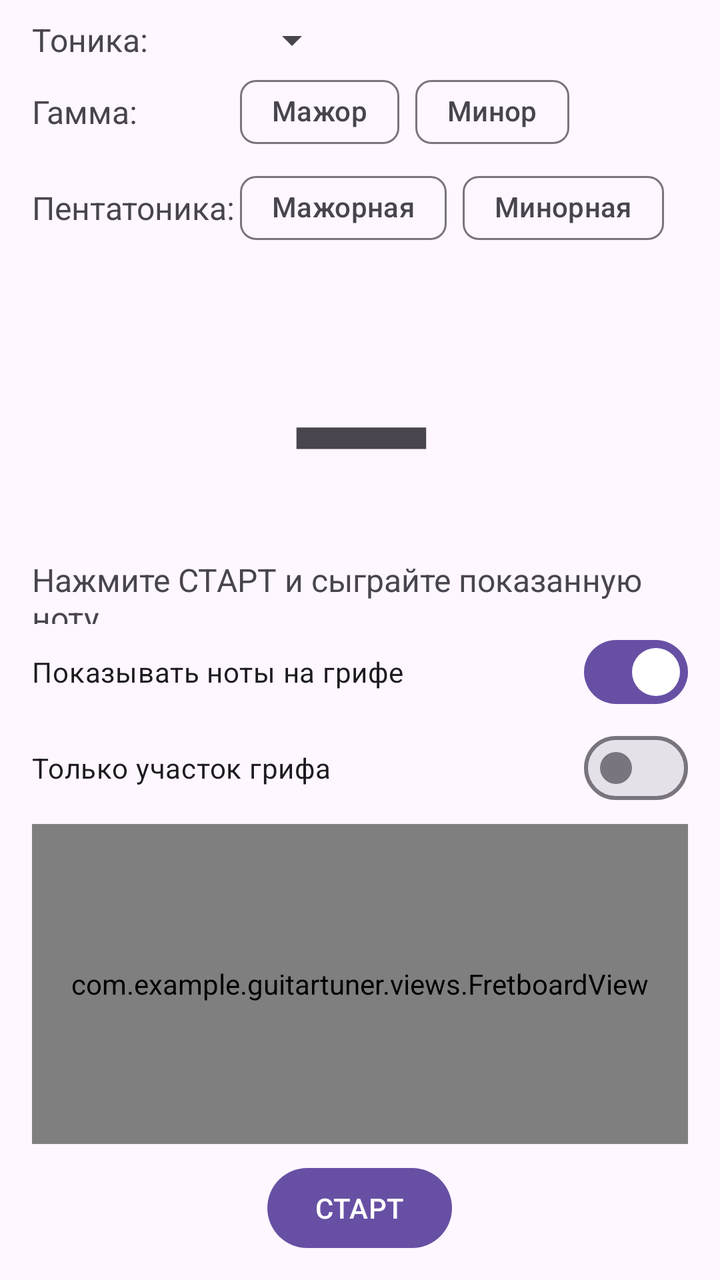
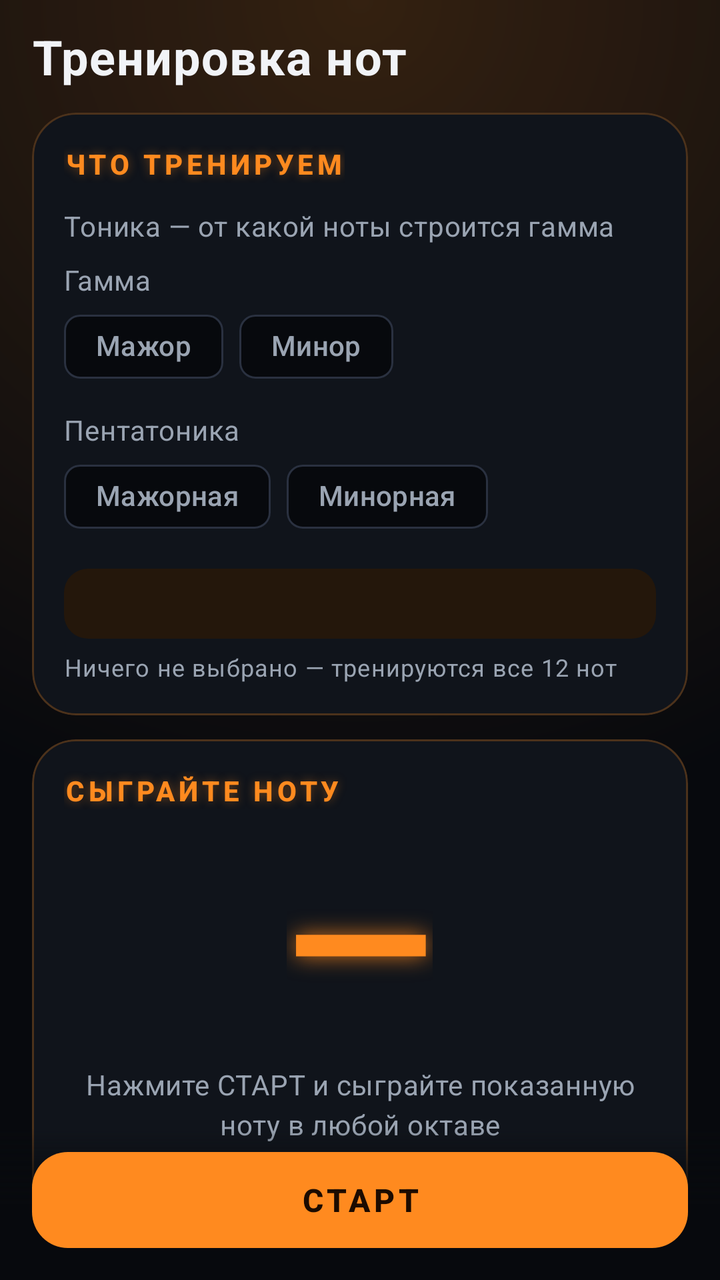

Before-and-after screenshots of an Android layout around one commit, followed by the original layout XML and the change that was made.
<!-- AndroidManifest.xml: application theme Theme.GuitarTuner -->
<!-- res/layout/fragment_note_trainer.xml -->
<?xml version="1.0" encoding="utf-8"?>
<FrameLayout
    xmlns:android="http://schemas.android.com/apk/res/android"
    xmlns:app="http://schemas.android.com/apk/res-auto"
    android:layout_width="match_parent"
    android:layout_height="match_parent">

    <LinearLayout
        android:layout_width="match_parent"
        android:layout_height="match_parent"
        android:orientation="vertical"
        android:paddingStart="16dp"
        android:paddingTop="8dp"
        android:paddingEnd="16dp"
        android:paddingBottom="12dp">

        
        <LinearLayout
            android:layout_width="match_parent"
            android:layout_height="wrap_content"
            android:gravity="center_vertical"
            android:orientation="horizontal">

            <TextView
                android:layout_width="wrap_content"
                android:layout_height="wrap_content"
                android:text="Тоника:"
                android:textSize="16sp"/>

            <Spinner
                android:id="@+id/spinnerRoot"
                android:layout_width="wrap_content"
                android:layout_height="wrap_content"
                android:minWidth="96dp"/>
        </LinearLayout>

        
        <LinearLayout
            android:layout_width="match_parent"
            android:layout_height="wrap_content"
            android:gravity="center_vertical"
            android:orientation="horizontal">

            <TextView
                android:layout_width="104dp"
                android:layout_height="wrap_content"
                android:text="Гамма:"
                android:textSize="16sp"/>

            <com.google.android.material.chip.ChipGroup
                android:id="@+id/chipGroupScale"
                android:layout_width="wrap_content"
                android:layout_height="wrap_content"
                app:singleSelection="true">

                <com.google.android.material.chip.Chip
                    android:id="@+id/chipMajor"
                    style="@style/Widget.Material3.Chip.Filter"
                    android:layout_width="wrap_content"
                    android:layout_height="wrap_content"
                    android:text="Мажор"/>

                <com.google.android.material.chip.Chip
                    android:id="@+id/chipMinor"
                    style="@style/Widget.Material3.Chip.Filter"
                    android:layout_width="wrap_content"
                    android:layout_height="wrap_content"
                    android:text="Минор"/>
            </com.google.android.material.chip.ChipGroup>
        </LinearLayout>

        
        <LinearLayout
            android:layout_width="match_parent"
            android:layout_height="wrap_content"
            android:gravity="center_vertical"
            android:orientation="horizontal">

            <TextView
                android:layout_width="104dp"
                android:layout_height="wrap_content"
                android:text="Пентатоника:"
                android:textSize="16sp"/>

            <com.google.android.material.chip.ChipGroup
                android:id="@+id/chipGroupPentatonic"
                android:layout_width="wrap_content"
                android:layout_height="wrap_content"
                app:singleSelection="true">

                <com.google.android.material.chip.Chip
                    android:id="@+id/chipPentaMajor"
                    style="@style/Widget.Material3.Chip.Filter"
                    android:layout_width="wrap_content"
                    android:layout_height="wrap_content"
                    android:text="Мажорная"/>

                <com.google.android.material.chip.Chip
                    android:id="@+id/chipPentaMinor"
                    style="@style/Widget.Material3.Chip.Filter"
                    android:layout_width="wrap_content"
                    android:layout_height="wrap_content"
                    android:text="Минорная"/>
            </com.google.android.material.chip.ChipGroup>
        </LinearLayout>

        <TextView
            android:id="@+id/textScaleNotes"
            android:layout_width="match_parent"
            android:layout_height="wrap_content"
            android:paddingTop="4dp"
            android:textSize="14sp"/>

        
        <LinearLayout
            android:layout_width="match_parent"
            android:layout_height="0dp"
            android:layout_weight="1"
            android:gravity="center"
            android:minHeight="120dp"
            android:orientation="vertical">

            <TextView
                android:id="@+id/textTargetNote"
                android:layout_width="wrap_content"
                android:layout_height="wrap_content"
                android:text="—"
                android:textSize="96sp"
                android:textStyle="bold"/>

            <TextView
                android:id="@+id/textHeard"
                android:layout_width="wrap_content"
                android:layout_height="wrap_content"
                android:text="Нажмите СТАРТ и сыграйте показанную ноту"
                android:textSize="16sp"/>

            <TextView
                android:id="@+id/textScore"
                android:layout_width="wrap_content"
                android:layout_height="wrap_content"
                android:paddingTop="4dp"
                android:text="Верно: 0"
                android:textSize="16sp"/>
        </LinearLayout>

        <com.google.android.material.materialswitch.MaterialSwitch
            android:id="@+id/switchShowNotes"
            android:layout_width="match_parent"
            android:layout_height="wrap_content"
            android:checked="true"
            android:text="Показывать ноты на грифе"/>

        <com.google.android.material.materialswitch.MaterialSwitch
            android:id="@+id/switchRegion"
            android:layout_width="match_parent"
            android:layout_height="wrap_content"
            android:text="Только участок грифа"/>

        <TextView
            android:id="@+id/textRegionHint"
            android:layout_width="match_parent"
            android:layout_height="wrap_content"
            android:textSize="13sp"
            android:visibility="gone"/>

        <com.example.guitartuner.views.FretboardView
            android:id="@+id/fretboardView"
            android:layout_width="match_parent"
            android:layout_height="160dp"
            android:layout_marginTop="4dp"/>

        <Button
            android:id="@+id/btnStartTrainer"
            android:layout_width="wrap_content"
            android:layout_height="wrap_content"
            android:layout_gravity="center"
            android:layout_marginTop="8dp"
            android:text="СТАРТ"/>
    </LinearLayout>

    
    <View
        android:id="@+id/flashOverlay"
        android:layout_width="match_parent"
        android:layout_height="match_parent"
        android:alpha="0"
        android:background="#4CAF50"
        android:clickable="false"
        android:focusable="false"
        android:importantForAccessibility="no"/>

</FrameLayout>
<!-- resources referenced by this layout -->
<resources>
  <style name="Base.Theme.GuitarTuner" parent="Theme.Material3.DayNight.NoActionBar">
          
          
      </style>
  <!-- unchanged entries left out for length: 1 -->
</resources>

<!-- the commit's change to res/layout/fragment_note_trainer.xml (unified diff, before → after) -->
@@ -5,179 +5,289 @@
     android:layout_width="match_parent"
     android:layout_height="match_parent">
 
-    <LinearLayout
+    <androidx.core.widget.NestedScrollView
         android:layout_width="match_parent"
         android:layout_height="match_parent"
-        android:orientation="vertical"
+        android:clipToPadding="false"
+        android:paddingBottom="88dp">
+
+        <LinearLayout
+            android:id="@+id/trainerContent"
+            android:layout_width="match_parent"
+            android:layout_height="wrap_content"
+            android:orientation="vertical"
+            android:paddingStart="16dp"
+            android:paddingTop="12dp"
+            android:paddingEnd="16dp">
+
+            <TextView
+                android:layout_width="match_parent"
+                android:layout_height="wrap_content"
+                android:paddingBottom="12dp"
+                android:text="Тренировка нот"
+                android:textAppearance="@style/TextAppearance.GuitarTuner.ScreenTitle"/>
+
+            
+            <com.google.android.material.card.MaterialCardView
+                style="@style/Widget.GuitarTuner.Card"
+                android:layout_width="match_parent"
+                android:layout_height="wrap_content">
+
+                <LinearLayout
+                    android:layout_width="match_parent"
+                    android:layout_height="wrap_content"
+                    android:orientation="vertical">
+
+                    <TextView
+                        android:layout_width="wrap_content"
+                        android:layout_height="wrap_content"
+                        android:text="Что тренируем"
+                        android:textAppearance="@style/TextAppearance.GuitarTuner.CardTitle"/>
+
+                    <TextView
+                        android:layout_width="wrap_content"
+                        android:layout_height="wrap_content"
+                        android:paddingTop="12dp"
+                        android:text="Тоника — от какой ноты строится гамма"
+                        android:textAppearance="@style/TextAppearance.GuitarTuner.Label"/>
+
+                    <HorizontalScrollView
+                        android:layout_width="match_parent"
+                        android:layout_height="wrap_content"
+                        android:scrollbars="none">
+
+                        <com.google.android.material.chip.ChipGroup
+                            android:id="@+id/chipGroupRoot"
+                            android:layout_width="wrap_content"
+                            android:layout_height="wrap_content"
+                            app:selectionRequired="true"
+                            app:singleLine="true"
+                            app:singleSelection="true"/>
+                    </HorizontalScrollView>
+
+                    <TextView
+                        android:layout_width="wrap_content"
+                        android:layout_height="wrap_content"
+                        android:paddingTop="8dp"
+                        android:text="Гамма"
+                        android:textAppearance="@style/TextAppearance.GuitarTuner.Label"/>
+
+                    <com.google.android.material.chip.ChipGroup
+                        android:id="@+id/chipGroupScale"
+                        android:layout_width="wrap_content"
+                        android:layout_height="wrap_content"
+                        app:singleSelection="true">
+
+                        <com.google.android.material.chip.Chip
+                            android:id="@+id/chipMajor"
+                            style="@style/Widget.Material3.Chip.Filter"
+                            android:layout_width="wrap_content"
+                            android:layout_height="wrap_content"
+                            android:text="Мажор"/>
+
+                        <com.google.android.material.chip.Chip
+                            android:id="@+id/chipMinor"
+                            style="@style/Widget.Material3.Chip.Filter"
+                            android:layout_width="wrap_content"
+                            android:layout_height="wrap_content"
+                            android:text="Минор"/>
+                    </com.google.android.material.chip.ChipGroup>
+
+                    <TextView
+                        android:layout_width="wrap_content"
+                        android:layout_height="wrap_content"
+                        android:paddingTop="8dp"
+                        android:text="Пентатоника"
+                        android:textAppearance="@style/TextAppearance.GuitarTuner.Label"/>
+
+                    <com.google.android.material.chip.ChipGroup
+                        android:id="@+id/chipGroupPentatonic"
+                        android:layout_width="wrap_content"
+                        android:layout_height="wrap_content"
+                        app:singleSelection="true">
+
+                        <com.google.android.material.chip.Chip
+                            android:id="@+id/chipPentaMajor"
+                            style="@style/Widget.Material3.Chip.Filter"
+                            android:layout_width="wrap_content"
+                            android:layout_height="wrap_content"
+                            android:text="Мажорная"/>
+
+                        <com.google.android.material.chip.Chip
+                            android:id="@+id/chipPentaMinor"
+                            style="@style/Widget.Material3.Chip.Filter"
+                            android:layout_width="wrap_content"
+                            android:layout_height="wrap_content"
+                            android:text="Минорная"/>
+                    </com.google.android.material.chip.ChipGroup>
+
+                    
+                    <TextView
+                        android:id="@+id/textScaleNotes"
+                        android:layout_width="match_parent"
+                        android:layout_height="wrap_content"
+                        android:layout_marginTop="12dp"
+                        android:background="@drawable/bg_info_pill"
+                        android:paddingStart="12dp"
+                        android:paddingTop="8dp"
+                        android:paddingEnd="12dp"
+                        android:paddingBottom="8dp"
+                        android:textAppearance="?attr/textAppearanceBodyMedium"
+                        android:textColor="?attr/colorOnSecondaryContainer"/>
+
+                    <TextView
+                        android:layout_width="match_parent"
+                        android:layout_height="wrap_content"
+                        android:paddingTop="6dp"
+                        android:text="Ничего не выбрано — тренируются все 12 нот"
+                        android:textAppearance="@style/TextAppearance.GuitarTuner.Hint"/>
+                </LinearLayout>
+            </com.google.android.material.card.MaterialCardView>
+
+            
+            <com.google.android.material.card.MaterialCardView
+                style="@style/Widget.GuitarTuner.Card"
+                android:layout_width="match_parent"
+                android:layout_height="wrap_content">
+
+                <LinearLayout
+                    android:layout_width="match_parent"
+                    android:layout_height="wrap_content"
+                    android:gravity="center_horizontal"
+                    android:orientation="vertical">
+
+                    <TextView
+                        android:layout_width="match_parent"
+                        android:layout_height="wrap_content"
+                        android:text="Сыграйте ноту"
+                        android:textAppearance="@style/TextAppearance.GuitarTuner.CardTitle"/>
+
+                    <TextView
+                        android:id="@+id/textTargetNote"
+                        android:layout_width="wrap_content"
+                        android:layout_height="wrap_content"
+                        android:text="—"
+                        android:textAppearance="@style/TextAppearance.GuitarTuner.BigNote"
+                        android:textSize="96sp"/>
+
+                    <TextView
+                        android:id="@+id/textHeard"
+                        android:layout_width="wrap_content"
+                        android:layout_height="wrap_content"
+                        android:gravity="center"
+                        android:text="Нажмите СТАРТ и сыграйте показанную ноту в любой октаве"
+                        android:textAppearance="@style/TextAppearance.GuitarTuner.Label"/>
+
+                    <LinearLayout
+                        android:layout_width="wrap_content"
+                        android:layout_height="wrap_content"
+                        android:layout_marginTop="12dp"
+                        android:orientation="horizontal">
+
+                        <TextView
+                            android:id="@+id/textScore"
+                            android:layout_width="wrap_content"
+                            android:layout_height="wrap_content"
+                            android:background="@drawable/bg_info_pill"
+                            android:paddingStart="14dp"
+                            android:paddingTop="6dp"
+                            android:paddingEnd="14dp"
+                            android:paddingBottom="6dp"
+                            android:text="Верно: 0"
+                            android:textAppearance="?attr/textAppearanceLabelLarge"
+                            android:textColor="?attr/colorOnSecondaryContainer"/>
+
+                        <TextView
+                            android:id="@+id/textStreak"
+                            android:layout_width="wrap_content"
+                            android:layout_height="wrap_content"
+                            android:layout_marginStart="8dp"
+                            android:background="@drawable/bg_info_pill"
+                            android:paddingStart="14dp"
+                            android:paddingTop="6dp"
+                            android:paddingEnd="14dp"
+                            android:paddingBottom="6dp"
+                            android:text="Серия: 0"
+                            android:textAppearance="?attr/textAppearanceLabelLarge"
+                            android:textColor="?attr/colorOnSecondaryContainer"/>
+                    </LinearLayout>
+
+                    <Button
+                        android:id="@+id/btnListenTrainer"
+                        style="@style/Widget.Material3.Button.TonalButton"
+                        android:layout_width="wrap_content"
+                        android:layout_height="wrap_content"
+                        android:layout_marginTop="8dp"
+                        android:text="🔊  Послушать ноту"/>
+                </LinearLayout>
+            </com.google.android.material.card.MaterialCardView>
+
+            
+            <com.google.android.material.card.MaterialCardView
+                style="@style/Widget.GuitarTuner.Card"
+                android:layout_width="match_parent"
+                android:layout_height="wrap_content">
+
+                <LinearLayout
+                    android:layout_width="match_parent"
+                    android:layout_height="wrap_content"
+                    android:orientation="vertical">
+
+                    <TextView
+                        android:layout_width="wrap_content"
+                        android:layout_height="wrap_content"
+                        android:text="Гриф"
+                        android:textAppearance="@style/TextAppearance.GuitarTuner.CardTitle"/>
+
+                    <com.google.android.material.materialswitch.MaterialSwitch
+                        android:id="@+id/switchShowNotes"
+                        android:layout_width="match_parent"
+                        android:layout_height="wrap_content"
+                        android:checked="true"
+                        android:text="Показывать, где играть ноту"/>
+
+                    <com.google.android.material.materialswitch.MaterialSwitch
+                        android:id="@+id/switchRegion"
+                        android:layout_width="match_parent"
+                        android:layout_height="wrap_content"
+                        android:text="Только участок грифа"/>
+
+                    <TextView
+                        android:id="@+id/textRegionHint"
+                        android:layout_width="match_parent"
+                        android:layout_height="wrap_content"
+                        android:paddingBottom="4dp"
+                        android:textAppearance="@style/TextAppearance.GuitarTuner.Hint"
+                        android:visibility="gone"/>
+
+                    <com.example.guitartuner.views.FretboardView
+                        android:id="@+id/fretboardView"
+                        android:layout_width="match_parent"
+                        android:layout_height="160dp"
+                        android:layout_marginTop="4dp"/>
+                </LinearLayout>
+            </com.google.android.material.card.MaterialCardView>
+        </LinearLayout>
+    </androidx.core.widget.NestedScrollView>
+
+    
+    <FrameLayout
+        android:layout_width="match_parent"
+        android:layout_height="wrap_content"
+        android:layout_gravity="bottom"
+        android:background="@drawable/bg_bottom_bar"
         android:paddingStart="16dp"
         android:paddingTop="8dp"
         android:paddingEnd="16dp"
         android:paddingBottom="12dp">
 
-        
-        <LinearLayout
-            android:layout_width="match_parent"
-            android:layout_height="wrap_content"
-            android:gravity="center_vertical"
-            android:orientation="horizontal">
-
-            <TextView
-                android:layout_width="wrap_content"
-                android:layout_height="wrap_content"
-                android:text="Тоника:"
-                android:textSize="16sp"/>
-
-            <Spinner
-                android:id="@+id/spinnerRoot"
-                android:layout_width="wrap_content"
-                android:layout_height="wrap_content"
-                android:minWidth="96dp"/>
-        </LinearLayout>
-
-        
-        <LinearLayout
-            android:layout_width="match_parent"
-            android:layout_height="wrap_content"
-            android:gravity="center_vertical"
-            android:orientation="horizontal">
-
-            <TextView
-                android:layout_width="104dp"
-                android:layout_height="wrap_content"
-                android:text="Гамма:"
-                android:textSize="16sp"/>
-
-            <com.google.android.material.chip.ChipGroup
-                android:id="@+id/chipGroupScale"
-                android:layout_width="wrap_content"
-                android:layout_height="wrap_content"
-                app:singleSelection="true">
-
-                <com.google.android.material.chip.Chip
-                    android:id="@+id/chipMajor"
-                    style="@style/Widget.Material3.Chip.Filter"
-                    android:layout_width="wrap_content"
-                    android:layout_height="wrap_content"
-                    android:text="Мажор"/>
-
-                <com.google.android.material.chip.Chip
-                    android:id="@+id/chipMinor"
-                    style="@style/Widget.Material3.Chip.Filter"
-                    android:layout_width="wrap_content"
-                    android:layout_height="wrap_content"
-                    android:text="Минор"/>
-            </com.google.android.material.chip.ChipGroup>
-        </LinearLayout>
-
-        
-        <LinearLayout
-            android:layout_width="match_parent"
-            android:layout_height="wrap_content"
-            android:gravity="center_vertical"
-            android:orientation="horizontal">
-
-            <TextView
-                android:layout_width="104dp"
-                android:layout_height="wrap_content"
-                android:text="Пентатоника:"
-                android:textSize="16sp"/>
-
-            <com.google.android.material.chip.ChipGroup
-                android:id="@+id/chipGroupPentatonic"
-                android:layout_width="wrap_content"
-                android:layout_height="wrap_content"
-                app:singleSelection="true">
-
-                <com.google.android.material.chip.Chip
-                    android:id="@+id/chipPentaMajor"
-                    style="@style/Widget.Material3.Chip.Filter"
-                    android:layout_width="wrap_content"
-                    android:layout_height="wrap_content"
-                    android:text="Мажорная"/>
-
-                <com.google.android.material.chip.Chip
-                    android:id="@+id/chipPentaMinor"
-                    style="@style/Widget.Material3.Chip.Filter"
-                    android:layout_width="wrap_content"
-                    android:layout_height="wrap_content"
-                    android:text="Минорная"/>
-            </com.google.android.material.chip.ChipGroup>
-        </LinearLayout>
-
-        <TextView
-            android:id="@+id/textScaleNotes"
-            android:layout_width="match_parent"
-            android:layout_height="wrap_content"
-            android:paddingTop="4dp"
-            android:textSize="14sp"/>
-
-        
-        <LinearLayout
-            android:layout_width="match_parent"
-            android:layout_height="0dp"
-            android:layout_weight="1"
-            android:gravity="center"
-            android:minHeight="120dp"
-            android:orientation="vertical">
-
-            <TextView
-                android:id="@+id/textTargetNote"
-                android:layout_width="wrap_content"
-                android:layout_height="wrap_content"
-                android:text="—"
-                android:textSize="96sp"
-                android:textStyle="bold"/>
-
-            <TextView
-                android:id="@+id/textHeard"
-                android:layout_width="wrap_content"
-                android:layout_height="wrap_content"
-                android:text="Нажмите СТАРТ и сыграйте показанную ноту"
-                android:textSize="16sp"/>
-
-            <TextView
-                android:id="@+id/textScore"
-                android:layout_width="wrap_content"
-                android:layout_height="wrap_content"
-                android:paddingTop="4dp"
-                android:text="Верно: 0"
-                android:textSize="16sp"/>
-        </LinearLayout>
-
-        <com.google.android.material.materialswitch.MaterialSwitch
-            android:id="@+id/switchShowNotes"
-            android:layout_width="match_parent"
-            android:layout_height="wrap_content"
-            android:checked="true"
-            android:text="Показывать ноты на грифе"/>
-
-        <com.google.android.material.materialswitch.MaterialSwitch
-            android:id="@+id/switchRegion"
-            android:layout_width="match_parent"
-            android:layout_height="wrap_content"
-            android:text="Только участок грифа"/>
-
-        <TextView
-            android:id="@+id/textRegionHint"
-            android:layout_width="match_parent"
-            android:layout_height="wrap_content"
-            android:textSize="13sp"
-            android:visibility="gone"/>
-
-        <com.example.guitartuner.views.FretboardView
-            android:id="@+id/fretboardView"
-            android:layout_width="match_parent"
-            android:layout_height="160dp"
-            android:layout_marginTop="4dp"/>
-
         <Button
             android:id="@+id/btnStartTrainer"
-            android:layout_width="wrap_content"
-            android:layout_height="wrap_content"
-            android:layout_gravity="center"
-            android:layout_marginTop="8dp"
+            style="@style/Widget.GuitarTuner.NeonButton"
+            android:layout_width="match_parent"
+            android:layout_height="56dp"
             android:text="СТАРТ"/>
-    </LinearLayout>
+    </FrameLayout>
 
     
     <View
@@ -185,7 +295,7 @@
         android:layout_width="match_parent"
         android:layout_height="match_parent"
         android:alpha="0"
-        android:background="#4CAF50"
+        android:background="@color/gt_hit"
         android:clickable="false"
         android:focusable="false"
         android:importantForAccessibility="no"/>
<!-- resource entries referenced after the edit -->
@@ -1,8 +1,140 @@
 <!-- resources referenced by this layout -->
 <resources>
-  <style name="Base.Theme.GuitarTuner" parent="Theme.Material3.DayNight.NoActionBar">
+  <color name="gt_hit">#3DFF8E</color>
+  <!-- drawable bg_bottom_bar (drawable) -->
+  <?xml version="1.0" encoding="utf-8"?>
+  <shape xmlns:android="http://schemas.android.com/apk/res/android" android:shape="rectangle">
+      <gradient android:angle="90"
+          android:startColor="@color/gt_background"
+          android:centerColor="@color/gt_background"
+          android:endColor="#00000000"/>
+  </shape>
+  <!-- drawable bg_info_pill (drawable) -->
+  <?xml version="1.0" encoding="utf-8"?>
+  <shape xmlns:android="http://schemas.android.com/apk/res/android"
+      android:shape="rectangle">
+      <solid android:color="@color/gt_secondary_container"/>
+      <corners android:radius="12dp"/>
+  </shape>
+  <style name="TextAppearance.GuitarTuner.BigNote" parent="TextAppearance.Material3.DisplayLarge">
+          <item name="android:textColor">?attr/colorPrimary</item>
+          <item name="android:textStyle">bold</item>
+          <item name="android:shadowColor">@color/gt_glow</item>
+          <item name="android:shadowRadius">28</item>
+          <item name="android:shadowDx">0</item>
+          <item name="android:shadowDy">0</item>
+      </style>
+  <style name="TextAppearance.GuitarTuner.CardTitle" parent="TextAppearance.Material3.LabelLarge">
+          <item name="android:textColor">?attr/colorPrimary</item>
+          <item name="android:textAllCaps">true</item>
+          <item name="android:letterSpacing">0.14</item>
+          <item name="android:textStyle">bold</item>
+          <item name="android:shadowColor">@color/gt_glow_soft</item>
+          <item name="android:shadowRadius">12</item>
+      </style>
+  <style name="TextAppearance.GuitarTuner.Hint" parent="TextAppearance.Material3.BodySmall">
+          <item name="android:textColor">?attr/colorOnSurfaceVariant</item>
+      </style>
+  <style name="TextAppearance.GuitarTuner.Label" parent="TextAppearance.Material3.BodyMedium">
+          <item name="android:textColor">?attr/colorOnSurfaceVariant</item>
+      </style>
+  <style name="TextAppearance.GuitarTuner.ScreenTitle" parent="TextAppearance.Material3.HeadlineSmall">
+          <item name="android:textColor">?attr/colorOnSurface</item>
+          <item name="android:textStyle">bold</item>
+          <item name="android:letterSpacing">0.02</item>
+      </style>
+  <style name="Widget.GuitarTuner.Card" parent="Widget.Material3.CardView.Filled">
+          <item name="cardBackgroundColor">?attr/colorSurfaceContainer</item>
+          <item name="cardCornerRadius">22dp</item>
+          <item name="contentPadding">16dp</item>
+          <item name="strokeColor">@color/gt_card_stroke</item>
+          <item name="strokeWidth">1dp</item>
+          <item name="android:layout_marginBottom">12dp</item>
+      </style>
+  <style name="Widget.GuitarTuner.NeonButton" parent="Widget.Material3.Button">
+          <item name="backgroundTint">?attr/colorPrimary</item>
+          <item name="android:textColor">?attr/colorOnPrimary</item>
+          <item name="cornerRadius">18dp</item>
+          <item name="android:textAppearance">?attr/textAppearanceTitleMedium</item>
+          <item name="android:textStyle">bold</item>
+          <item name="android:letterSpacing">0.12</item>
+          <item name="android:elevation">12dp</item>
+          <item name="android:outlineAmbientShadowColor" tools:targetApi="p">@color/gt_primary</item>
+          <item name="android:outlineSpotShadowColor" tools:targetApi="p">@color/gt_primary</item>
+      </style>
+  <color name="gt_background">#07090D</color>
+  <color name="gt_secondary_container">#24170B</color>
+  <color name="gt_glow">#CCFF8A1F</color>
+  <color name="gt_glow_soft">#66FF8A1F</color>
+  <color name="gt_card_stroke">#40FF8A1F</color>
+  <color name="gt_primary">#FF8A1F</color>
+  <style name="Base.Theme.GuitarTuner" parent="Theme.Material3.Dark.NoActionBar">
+          <item name="colorPrimary">@color/gt_primary</item>
+          <item name="colorOnPrimary">@color/gt_on_primary</item>
+          <item name="colorPrimaryContainer">@color/gt_primary_container</item>
+          <item name="colorOnPrimaryContainer">@color/gt_on_primary_container</item>
+          <item name="colorSecondary">@color/gt_secondary</item>
+          <item name="colorOnSecondary">@color/gt_on_secondary</item>
+          <item name="colorSecondaryContainer">@color/gt_secondary_container</item>
+          <item name="colorOnSecondaryContainer">@color/gt_on_secondary_container</item>
+  
+          <item name="android:colorBackground">@color/gt_background</item>
+          <item name="colorSurface">@color/gt_background</item>
+          <item name="colorOnSurface">@color/gt_on_surface</item>
+          <item name="colorOnSurfaceVariant">@color/gt_on_surface_variant</item>
+          <item name="colorSurfaceContainer">@color/gt_surface_container</item>
+          <item name="colorSurfaceContainerLow">@color/gt_surface_container</item>
+          <item name="colorSurfaceContainerHigh">@color/gt_surface_container_high</item>
+          <item name="colorSurfaceContainerHighest">@color/gt_surface_container_high</item>
+          <item name="colorOutline">@color/gt_outline</item>
+          <item name="colorOutlineVariant">@color/gt_outline</item>
+  
           
-          
+          <item name="android:windowBackground">@drawable/bg_screen</item>
+          <item name="android:statusBarColor">@color/gt_background</item>
+          <item name="android:navigationBarColor">@color/gt_navigation</item>
+          <item name="android:windowLightStatusBar">false</item>
+  
+          <item name="materialButtonStyle">@style/Widget.GuitarTuner.Button</item>
+          <item name="chipStyle">@style/Widget.GuitarTuner.Chip</item>
+      </style>
+  <color name="gt_on_primary">#1C0B00</color>
+  <color name="gt_primary_container">#3D1E05</color>
+  <color name="gt_on_primary_container">#FFC48A</color>
+  <color name="gt_secondary">#FFB15C</color>
+  <color name="gt_on_secondary">#2A1500</color>
+  <color name="gt_on_secondary_container">#FFCF99</color>
+  <color name="gt_on_surface">#F1F3F7</color>
+  <color name="gt_on_surface_variant">#9AA4B2</color>
+  <color name="gt_surface_container">#10141B</color>
+  <color name="gt_surface_container_high">#181D27</color>
+  <color name="gt_outline">#2A3140</color>
+  <!-- drawable bg_screen (drawable) -->
+  <?xml version="1.0" encoding="utf-8"?>
+  <layer-list xmlns:android="http://schemas.android.com/apk/res/android">
+      <item>
+          <shape android:shape="rectangle">
+              <solid android:color="@color/gt_background"/>
+          </shape>
+      </item>
+      <item>
+          <shape android:shape="rectangle">
+              <gradient
+                  android:type="radial"
+                  android:centerX="0.5"
+                  android:centerY="0"
+                  android:gradientRadius="420dp"
+                  android:startColor="#2EFF8A1F"
+                  android:endColor="#00FF8A1F"/>
+          </shape>
+      </item>
+  </layer-list>
+  <color name="gt_navigation">#0B0E14</color>
+  <style name="Widget.GuitarTuner.Button" parent="Widget.Material3.Button">
+          <item name="cornerRadius">16dp</item>
+      </style>
+  <style name="Widget.GuitarTuner.Chip" parent="Widget.Material3.Chip.Filter">
+          <item name="chipStrokeColor">@color/gt_card_stroke</item>
       </style>
   <!-- unchanged entries left out for length: 1 -->
 </resources>
